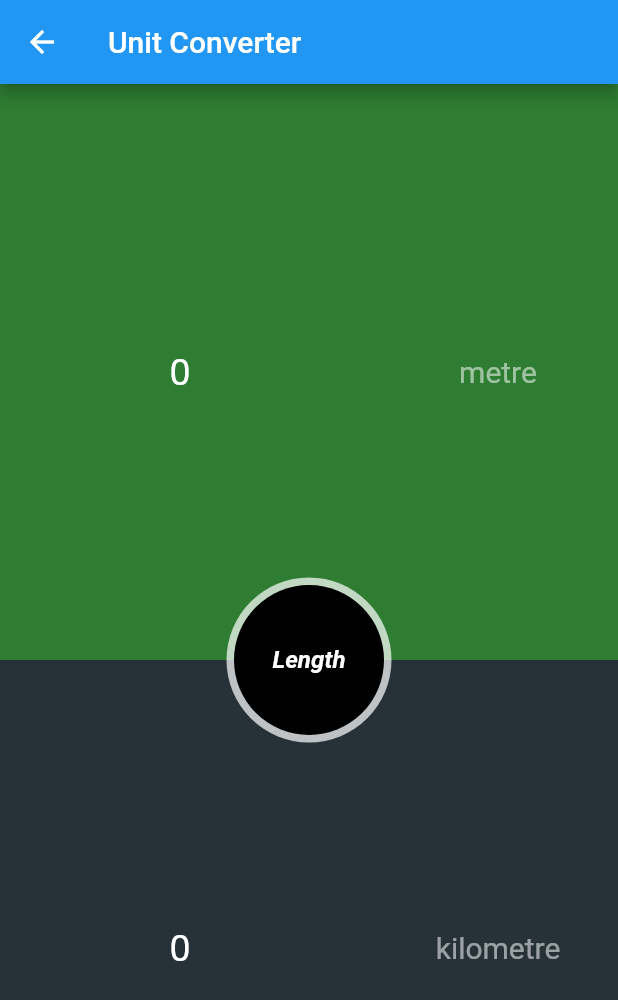
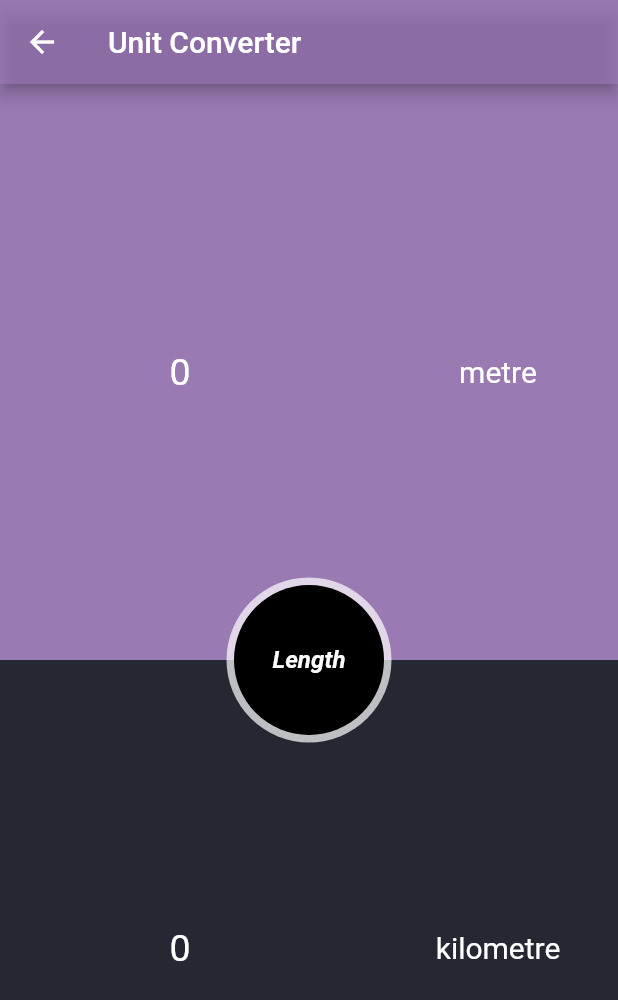
Before and after one commit to ararajs/scientific_calc, a Flutter app: the ConversionPage screen opened directly, on a phone screen of 412 x 824 dp. Shown: the top 1000 px of the screen. Run offline on Flutter 3.47's test engine with Material 2 defaults, Android fonts, the phone set to English and light mode, and no system bars; our stand-ins replace font_awesome_flutter, google_fonts, lite_rolling_switch, math_expressions, petitparser, shared_preferences and 1 more; missing offline and left inert: complex, extended_math, linalg, scidart; accounts and stored records are empty.

Commit message:
Final 3.0

```diff
--- a/lib/Utilities/FirstScreen.dart
+++ b/lib/Utilities/FirstScreen.dart
@@ -42,9 +42,8 @@ class _FirstScreenState extends State<FirstScreen> {
   @override
 
   Widget build(BuildContext context) {
-    return Scaffold(
 
-      body: Container(
+      return Container(
         child: SingleChildScrollView(
           key: formKey,
           padding: EdgeInsets.all(30.0),
@@ -251,7 +250,6 @@ class _FirstScreenState extends State<FirstScreen> {
             ],
           ),
         ),
-      ),
     );
   }
 }
--- a/lib/Utilities/ui_colors.dart
+++ b/lib/Utilities/ui_colors.dart
@@ -1,9 +1,9 @@
 import 'package:flutter/material.dart';
 
 Color veryDarkBackgroundColor = Color(0xff222c31);
-Color darkBackgroundColor = Color(0xff263238);
+Color darkBackgroundColor = Color.fromRGBO(37,39,50,1.0);
 Color lightBackgroundColor = Color(0xff455a64);
 Color veryLightButtonColor = Color(0xffa5d6a7);
 Color lightButtonColor = Color(0xff43a047);
-Color darkButtonColor = Color(0xff2e7d32);
+Color darkButtonColor = Color.fromRGBO(129, 90, 160, 0.8);
 Color veryDarkButtonColor = Color(0xff113e14);
--- a/lib/converter_page.dart
+++ b/lib/converter_page.dart
@@ -79,6 +79,7 @@ class _ConversionPageState extends State<ConversionPage> {
     return Scaffold(
     appBar: AppBar(
        title: Text('Unit Converter'),
+      backgroundColor: Color.fromRGBO(129, 90, 160, 0.8),
     ),
        body:  Stack(
         children: <Widget>[
@@ -136,7 +137,7 @@ class _ConversionPageState extends State<ConversionPage> {
                                 child: Text(selectedInputUnit,
                                     style: TextStyle(
                                         fontSize: 20.0,
-                                        color: Colors.white54))),
+                                        color: Colors.white))),
                             onTap: () {
                               showDialog<String>(
                                 context: context,
@@ -204,7 +205,7 @@ class _ConversionPageState extends State<ConversionPage> {
                           child: new Center(
                               child: Text(selectedOutputUnit,
                                   style: TextStyle(
-                                      fontSize: 20.0, color: Colors.white54))),
+                                      fontSize: 20.0, color: Colors.white))),
                           onTap: () {
                             showDialog<String>(
                               context: context,
--- a/lib/main.dart
+++ b/lib/main.dart
@@ -431,6 +431,7 @@ class _BrowserPageState extends State<BrowserPage> {
   Widget build(BuildContext context) {
     return Scaffold(
         appBar: AppBar(
+          backgroundColor: Color.fromRGBO(129, 90, 160, 0.8),
         // Here we take the value from the MyHomePage object that was created by
         // the App.build method, and use it to set our appbar title.
         title: Text("Graph")),
@@ -490,6 +491,7 @@ class SecondRoute extends StatelessWidget {
   Widget build(BuildContext context) {
     return Scaffold(
       appBar: AppBar(
+        backgroundColor: Color.fromRGBO(129, 90, 160, 1),
 
       ),
       body: Center(
--- a/lib/quadratic.dart
+++ b/lib/quadratic.dart
@@ -13,7 +13,7 @@ class TabsPage extends StatelessWidget {
   Widget build(BuildContext context) {
     return MaterialApp(
       title: 'Tabs App',
-      theme: ThemeData(primarySwatch: Colors.amber),
+      theme: ThemeData(backgroundColor: Color.fromRGBO(129, 90, 160, 0.8)),
       home: HomePage(),
     );
   }
@@ -42,6 +42,7 @@ class HomePage extends StatelessWidget {
       length: 4,
       child: Scaffold(
         appBar: AppBar(
+          backgroundColor: Color.fromRGBO(129, 90, 160, 0.8),
           title: Text('Quadratic Equation'),
           bottom: TabBar(
             tabs: <Widget>[
```
Also changed, not shown: lib/Utilities/FifthScreen.dart (+1 -8 lines), lib/Utilities/SecondScreen.dart (+2 -8 lines), lib/Utilities/ThirdScreen.dart (+1 -8 lines).
